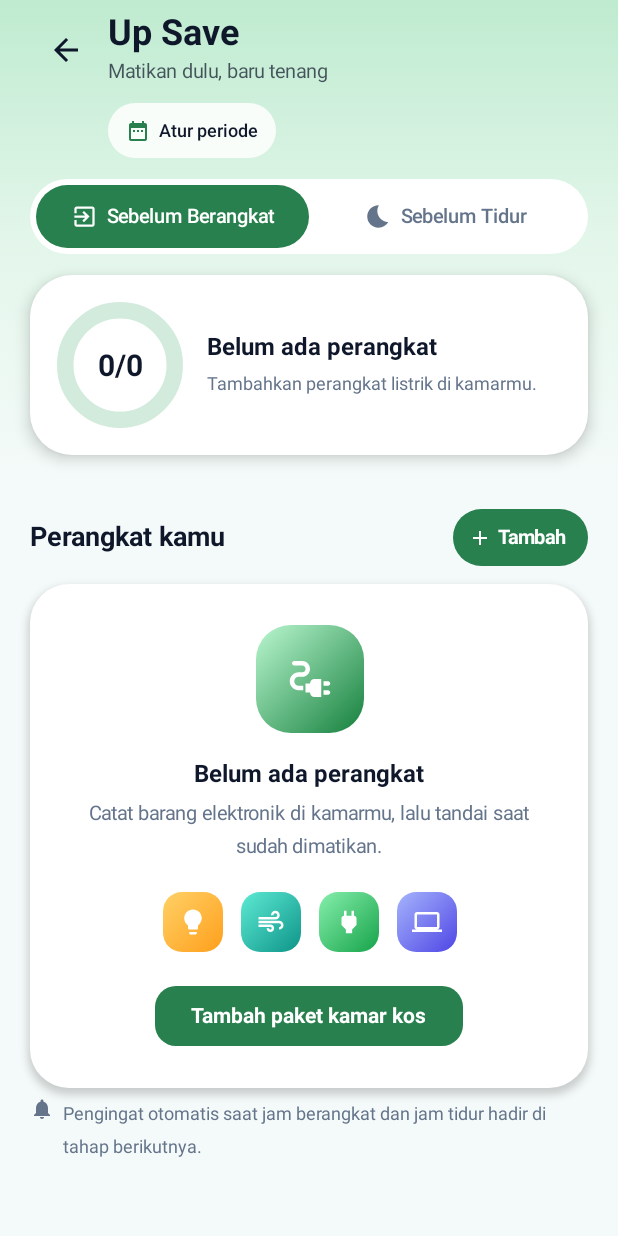
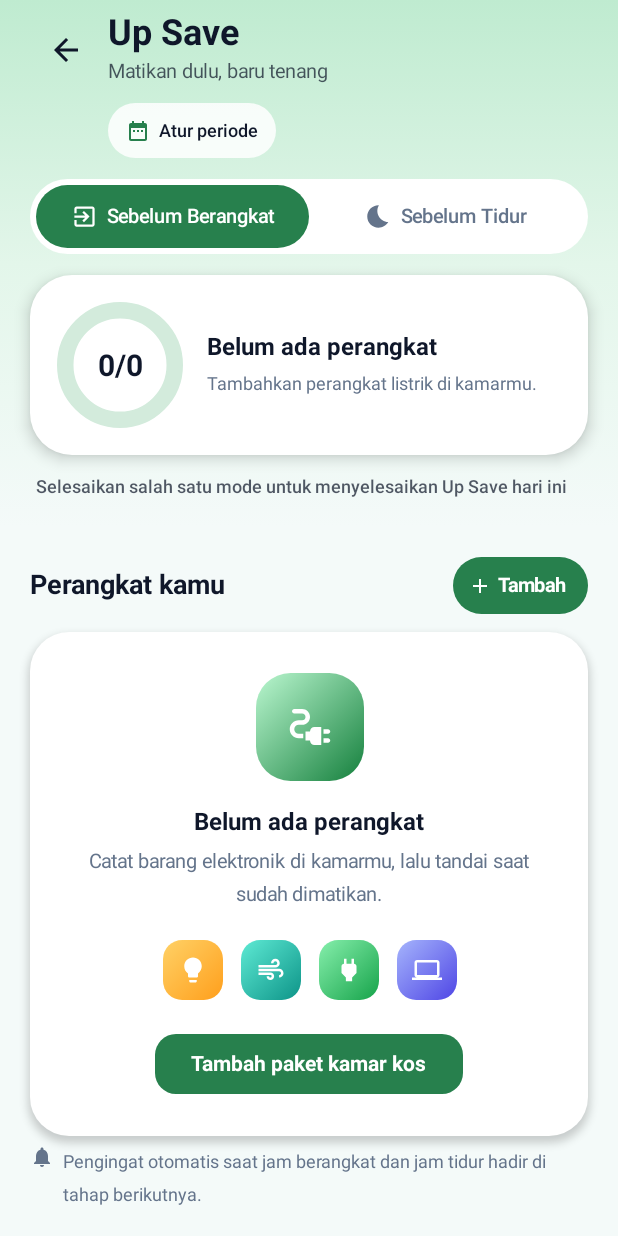
Before and after one commit to arinasabilal/SDG-Tracer-App, an Android app built with Jetpack Compose: the composable SaveScreen called with empty values, on a phone screen of 412 x 824 dp. Run offline under Robolectric (Android 15) with nearby library versions, the phone set to English and light mode, and no system bars; our stand-ins replace Firebase (no records; nobody signed in at launch, a user with empty details on screens opened directly).

Commit message:
SaveScreen.kt

```diff
--- a/app/src/main/java/com/example/apk/ui/SaveScreen.kt
+++ b/app/src/main/java/com/example/apk/ui/SaveScreen.kt
@@ -178,6 +178,16 @@ fun SaveScreen(done: Set<String>, todayKey: String, onBack: () -> Unit) {
                 ModeSwitch(mode) { mode = it }
                 Spacer(Modifier.height(14.dp))
                 SaveProgressCard(mode, checkedCount, total, progress)
+                Spacer(Modifier.height(10.dp))
+                // Aturan: Up Save hari ini selesai kalau minimal satu mode sudah beres.
+                val saveDone = "save" in done
+                Text(
+                    if (saveDone) "✓ Up Save hari ini selesai" else "Selesaikan salah satu mode untuk menyelesaikan Up Save hari ini",
+                    fontSize = 12.sp,
+                    fontWeight = FontWeight.SemiBold,
+                    color = if (saveDone) LuSaveIcon else LuTextDark.copy(alpha = 0.72f),
+                    modifier = Modifier.padding(horizontal = 4.dp)
+                )
             }
         }
 
```
